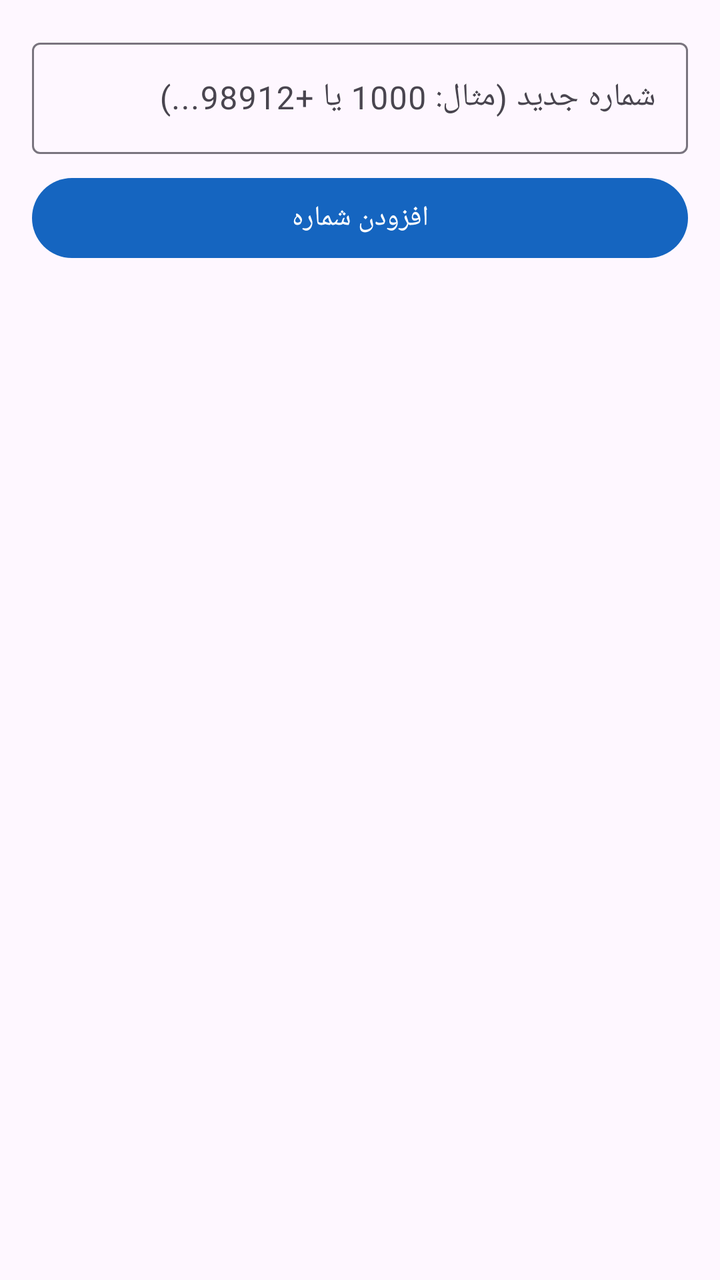
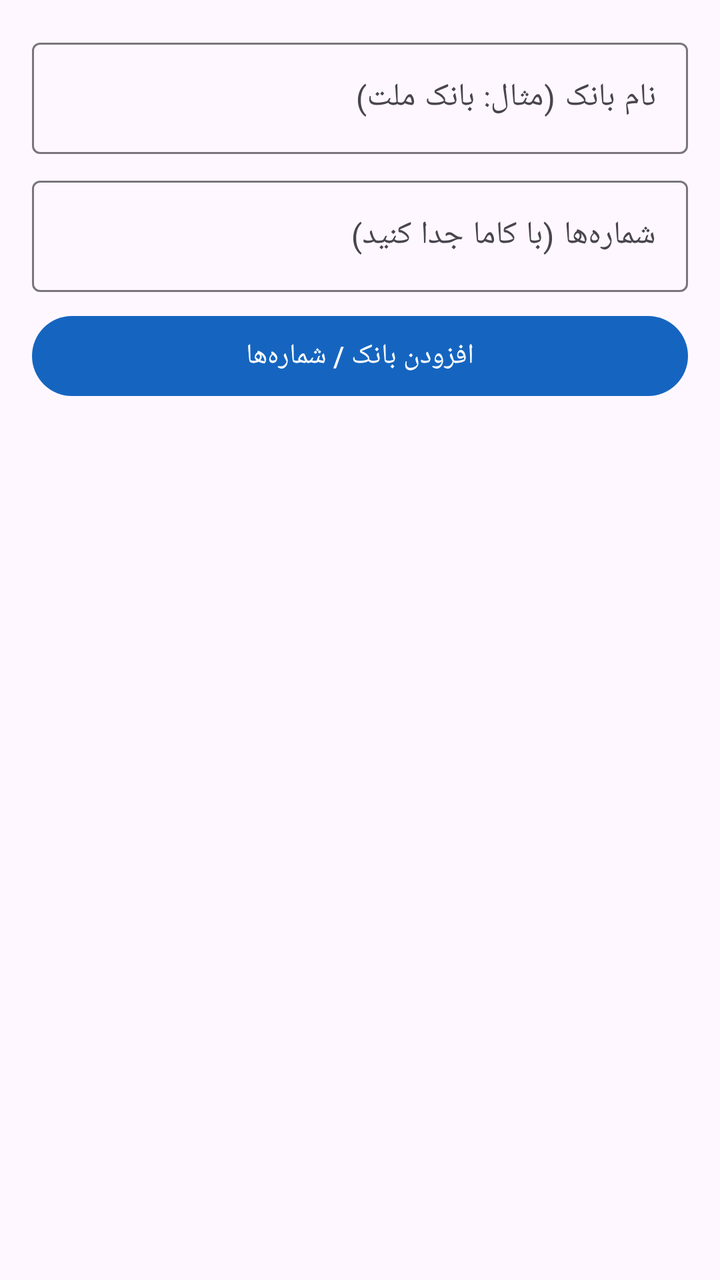

Two renders of the same Android screen: before a commit and after it. Below are the layout's source before the change and the commit's diff.
<!-- AndroidManifest.xml: application theme Theme.BankTransactionTracker -->
<!-- res/layout/dialog_manage_phones.xml -->
<?xml version="1.0" encoding="utf-8"?>
<LinearLayout xmlns:android="http://schemas.android.com/apk/res/android"
    xmlns:app="http://schemas.android.com/apk/res-auto"
    android:layout_width="match_parent"
    android:layout_height="wrap_content"
    android:orientation="vertical"
    android:padding="16dp">

    <com.google.android.material.textfield.TextInputLayout
        style="@style/Widget.Material3.TextInputLayout.OutlinedBox"
        android:layout_width="match_parent"
        android:layout_height="wrap_content"
        android:hint="شماره جدید (مثال: 1000 یا +98912...)">

        <com.google.android.material.textfield.TextInputEditText
            android:id="@+id/etNewPhone"
            android:layout_width="match_parent"
            android:layout_height="wrap_content"
             />
    </com.google.android.material.textfield.TextInputLayout>

    <com.google.android.material.button.MaterialButton
        android:id="@+id/btnAddPhone"
        android:layout_width="match_parent"
        android:layout_height="wrap_content"
        android:layout_marginTop="8dp"
        android:text="افزودن شماره" />

    <androidx.recyclerview.widget.RecyclerView
        android:id="@+id/rvPhones"
        android:layout_width="match_parent"
        android:layout_height="200dp"
        android:layout_marginTop="12dp" />

</LinearLayout>
<!-- resources referenced by this layout -->
<resources>
  <style name="Theme.BankTransactionTracker" parent="Theme.Material3.Light.NoActionBar">
          <item name="colorPrimary">@color/primary</item>
          <item name="colorPrimaryContainer">@color/primary_container</item>
          <item name="colorOnPrimary">@color/white</item>
          <item name="colorSecondary">@color/secondary</item>
          <item name="colorOnSecondary">@color/white</item>
          <item name="android:statusBarColor">@color/primary</item>
          <item name="android:navigationBarColor">@color/white</item>
          <item name="android:windowLightStatusBar">false</item>
      </style>
  <color name="primary">#1565C0</color>
  <color name="primary_container">#BBDEFB</color>
  <color name="white">#FFFFFF</color>
  <color name="secondary">#00897B</color>
</resources>

<!-- the commit's change to res/layout/dialog_manage_phones.xml (unified diff, before → after) -->
@@ -10,13 +10,28 @@
         style="@style/Widget.Material3.TextInputLayout.OutlinedBox"
         android:layout_width="match_parent"
         android:layout_height="wrap_content"
-        android:hint="شماره جدید (مثال: 1000 یا +98912...)">
+        android:hint="نام بانک (مثال: بانک ملت)">
+
+        <com.google.android.material.textfield.TextInputEditText
+            android:id="@+id/etBankName"
+            android:layout_width="match_parent"
+            android:layout_height="wrap_content"
+            android:inputType="text" />
+    </com.google.android.material.textfield.TextInputLayout>
+
+    <com.google.android.material.textfield.TextInputLayout
+        style="@style/Widget.Material3.TextInputLayout.OutlinedBox"
+        android:layout_width="match_parent"
+        android:layout_height="wrap_content"
+        android:layout_marginTop="8dp"
+        android:hint="شماره‌ها (با کاما جدا کنید)">
 
         <com.google.android.material.textfield.TextInputEditText
             android:id="@+id/etNewPhone"
             android:layout_width="match_parent"
             android:layout_height="wrap_content"
-             />
+            android:inputType="text"
+            android:maxLines="3" />
     </com.google.android.material.textfield.TextInputLayout>
 
     <com.google.android.material.button.MaterialButton
@@ -24,12 +39,12 @@
         android:layout_width="match_parent"
         android:layout_height="wrap_content"
         android:layout_marginTop="8dp"
-        android:text="افزودن شماره" />
+        android:text="افزودن بانک / شماره‌ها" />
 
     <androidx.recyclerview.widget.RecyclerView
         android:id="@+id/rvPhones"
         android:layout_width="match_parent"
-        android:layout_height="200dp"
+        android:layout_height="280dp"
         android:layout_marginTop="12dp" />
 
 </LinearLayout>
